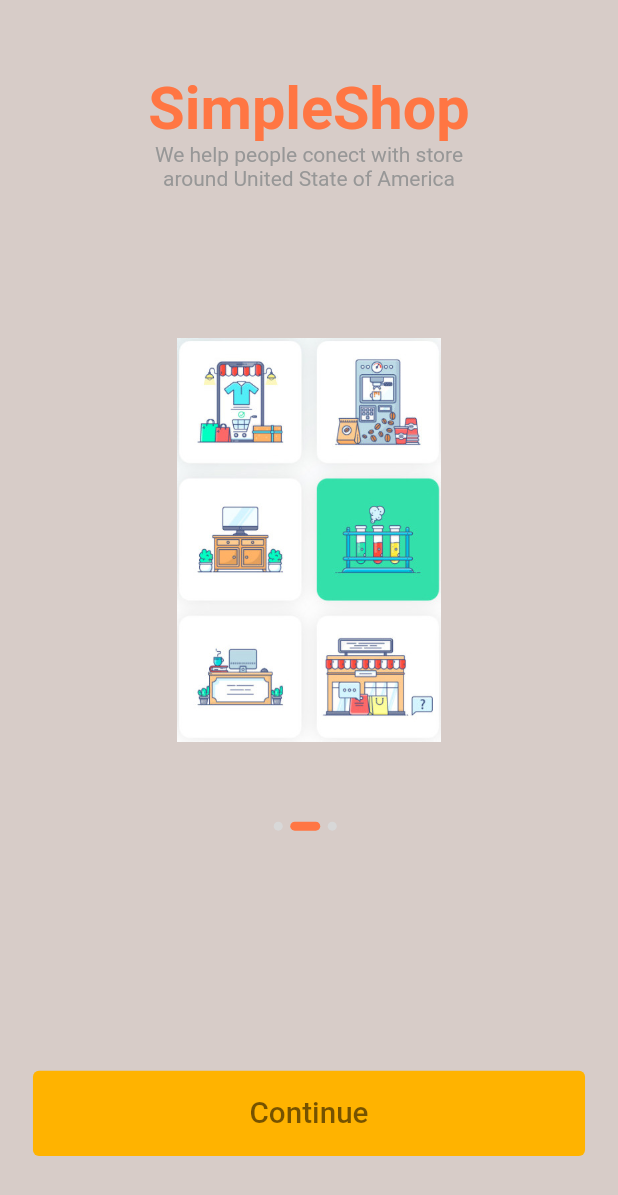
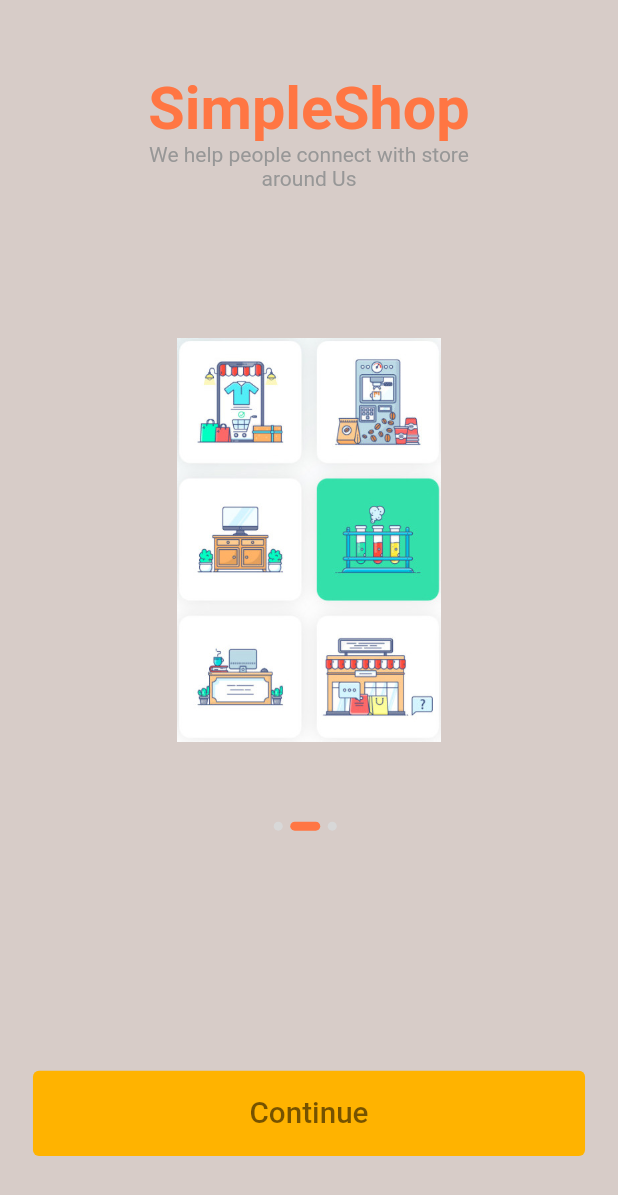
Before and after one commit to Richaljuliansyah/fp3-eccomers, a Flutter app: the screen it shows after launch, swiped to page 2, on a phone screen of 412 x 824 dp. Shown: the top 1195 px of the screen. Run offline on Flutter 3.47's test engine with Material 2 defaults, Android fonts, the phone set to English and light mode, and no system bars; our stand-ins replace flutter_svg, google_fonts, grouped_list, shared_preferences; accounts and stored records are empty.

Commit message:
splash body

```diff
--- a/lib/screens/splash/components/body.dart
+++ b/lib/screens/splash/components/body.dart
@@ -3,7 +3,6 @@ import 'package:simple_ecommerce/constants.dart';
 import 'package:simple_ecommerce/screens/sign_in/sign_in_screen.dart';
 import 'package:simple_ecommerce/size_config.dart';
 
-// This is the best practice
 import '../components/splash_content.dart';
 import '../../../components/default_button.dart';
 
@@ -20,12 +19,11 @@ class _BodyState extends State<Body> {
       "image": "assets/images/ecommerce-cropped-1.jpg"
     },
     {
-      "text":
-          "We help people conect with store \naround United State of America",
+      "text": "We help people connect with store \naround Us",
       "image": "assets/images/ecommerce-cropped-2.jpg"
     },
     {
-      "text": "We show the easy way to shop. \nJust stay at home with us",
+      "text": "We show the easy way to shop. \nJust stay with us",
       "image": "assets/images/ecommerce-cropped.jpg"
     },
   ];
```
